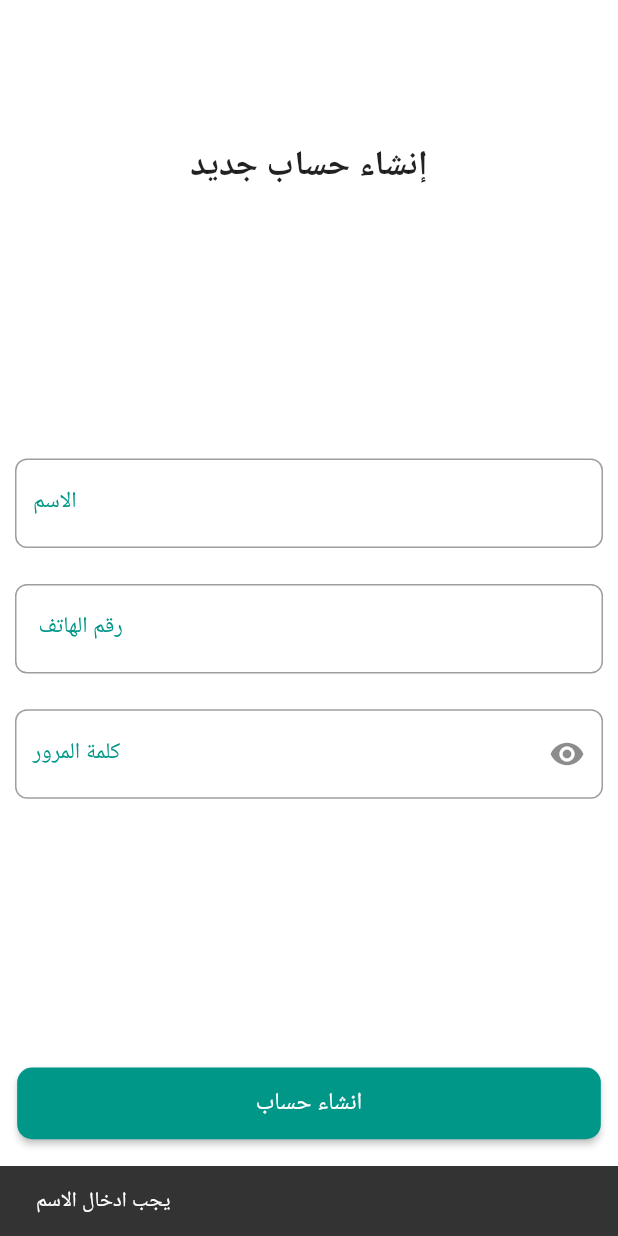
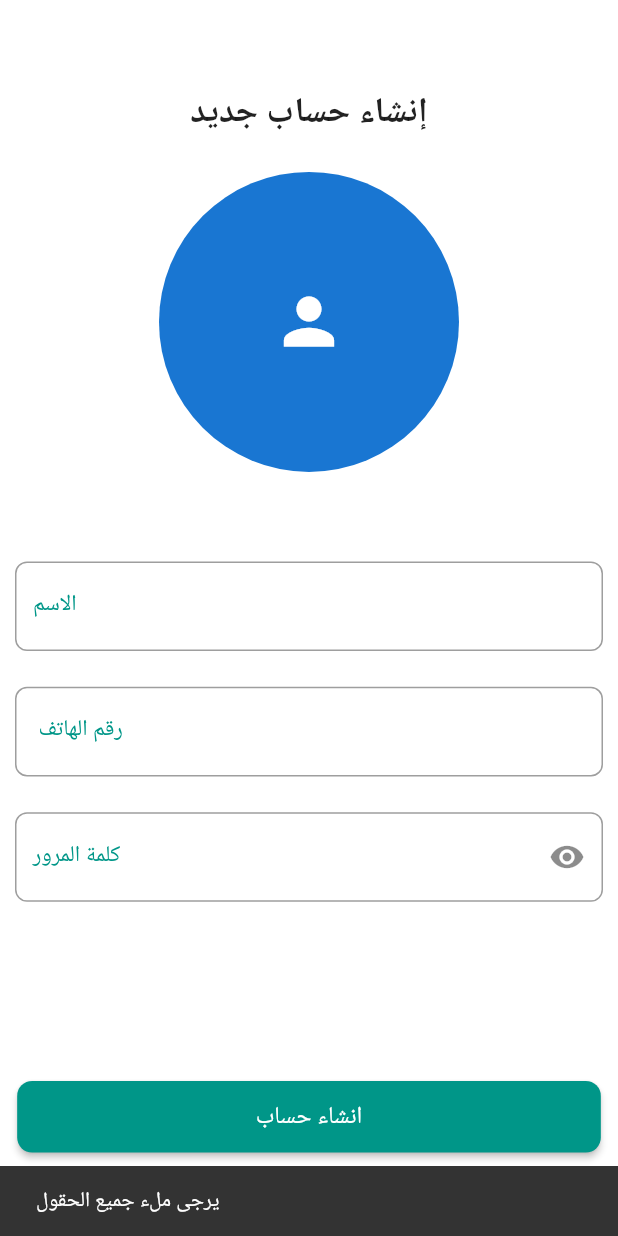
Before and after one commit to Osama-creator/sohba, a Flutter app: the screen it shows after launch, after a tap on "انشاء حساب", on a phone screen of 412 x 824 dp. Run offline on Flutter 3.47's test engine with Material 3 defaults, Android fonts, the phone set to English and light mode, and no system bars; our stand-ins replace cloud_firestore, firebase_auth, firebase_core, flutter_riverpod, flutter_screenutil, gap and 4 more; missing offline and left inert: cloudinary_public; accounts and stored records are empty; Roboto replaces fonts that are missing (Cairo).

Commit message:
uploading prfImage

```diff
--- a/lib/controller/auth_controller.dart
+++ b/lib/controller/auth_controller.dart
@@ -1,13 +1,13 @@
-// ignore_for_file: use_build_context_synchronously
-
-import 'dart:developer';
-
-import 'package:firebase_auth/firebase_auth.dart';
+import 'dart:io';
 import 'package:flutter/material.dart';
 import 'package:flutter_riverpod/flutter_riverpod.dart';
+import 'package:image_picker/image_picker.dart';
+import 'package:firebase_auth/firebase_auth.dart';
 import 'package:sohba/model/user_model.dart';
 import 'package:sohba/service/auth_service.dart';
 import 'package:sohba/view/screens/home/home.dart';
+import 'package:cloudinary_public/cloudinary_public.dart';
+import 'dart:developer';
 
 class SignUpController extends StateNotifier<bool> {
   final AuthServiceInterface authService;
@@ -16,17 +16,49 @@ class SignUpController extends StateNotifier<bool> {
   TextEditingController nameC = TextEditingController();
   TextEditingController phoneC = TextEditingController();
   TextEditingController passwordC = TextEditingController();
+  File? profileImage;
+
+  final ImagePicker _picker = ImagePicker();
+
+  Future<void> pickProfileImage() async {
+    final XFile? image = await _picker.pickImage(source: ImageSource.gallery);
+    if (image != null) {
+      profileImage = File(image.path);
+      state = state; // Trigger state update
+    }
+  }
+
+  Future<String?> uploadProfileImage(File image) async {
+    try {
+      final cloudinary = CloudinaryPublic('dbljrmkwy', 'eiv574ou', cache: false);
+      CloudinaryResponse response = await cloudinary.uploadFile(
+        CloudinaryFile.fromFile(image.path, resourceType: CloudinaryResourceType.Image),
+      );
+      return response.secureUrl;
+    } on CloudinaryException catch (e) {
+      log(e.message.toString());
+      log(e.request.toString());
+    }
+    return null;
+  }
 
   Future<void> signUp(BuildContext context) async {
     if (!_validateInputs(context)) return;
 
     try {
       state = true; // isLoading
+      String? prfImage;
+      if (profileImage != null) {
+        prfImage = await uploadProfileImage(profileImage!);
+      }
+
       UserModel user = UserModel(
         name: nameC.text.trim(),
         phone: phoneC.text.trim(),
         password: passwordC.text.trim(),
+        avatar: prfImage,
       );
+
       await authService.signUp(user);
       state = false;
       Navigator.of(context).pushReplacement(
@@ -45,32 +77,21 @@ class SignUpController extends StateNotifier<bool> {
   }
 
   bool _validateInputs(BuildContext context) {
-    if (nameC.text.trim().isEmpty) {
-      ScaffoldMessenger.of(context).showSnackBar(const SnackBar(content: Text('يجب ادخال الاسم')));
-      return false;
-    }
-    if (phoneC.text.trim().isEmpty) {
-      ScaffoldMessenger.of(context).showSnackBar(const SnackBar(content: Text('يجب ادخال رقم الهاتف')));
-      return false;
-    }
-    if (passwordC.text.trim().isEmpty || passwordC.text.trim().length < 6) {
-      ScaffoldMessenger.of(context)
-          .showSnackBar(const SnackBar(content: Text('يجب ادخال كلمه السر ويجب ان تكون اكثر من 6 حروف')));
+    if (nameC.text.trim().isEmpty || phoneC.text.trim().isEmpty || passwordC.text.trim().isEmpty) {
+      ScaffoldMessenger.of(context).showSnackBar(const SnackBar(content: Text('يرجى ملء جميع الحقول')));
       return false;
     }
     return true;
   }
 
   void _handleFirebaseAuthException(FirebaseAuthException e, BuildContext context) {
-    String message;
     if (e.code == 'weak-password') {
-      message = 'كلمه السر ضعيفه';
+      ScaffoldMessenger.of(context).showSnackBar(const SnackBar(content: Text('كلمه السر ضعيفه')));
     } else if (e.code == 'email-already-in-use') {
-      message = 'هذا الحساب موجود بالفعل';
+      ScaffoldMessenger.of(context).showSnackBar(const SnackBar(content: Text('هذا الحساب موجود بالفعل')));
     } else {
-      message = 'An error occurred: ${e.message}';
+      ScaffoldMessenger.of(context).showSnackBar(SnackBar(content: Text('حدث خطأ : ${e.message}')));
     }
-    ScaffoldMessenger.of(context).showSnackBar(SnackBar(content: Text(message)));
   }
 }
 
--- a/lib/view/screens/auth/sign_up_page.dart
+++ b/lib/view/screens/auth/sign_up_page.dart
@@ -13,20 +13,33 @@ class SignUpPage extends ConsumerWidget {
   Widget build(BuildContext context, WidgetRef ref) {
     final isLoading = ref.watch(signUpControllerProvider);
     final signUpController = ref.read(signUpControllerProvider.notifier);
+    final profileImage = signUpController.profileImage;
+
     return Scaffold(
       body: SingleChildScrollView(
         child: Column(
           children: [
-            Gap(80.h),
+            Gap(50.h),
             Center(
               child: Text(
                 'إنشاء حساب جديد',
                 style: Theme.of(context).textTheme.titleLarge,
               ),
             ),
-            Gap(150.h),
+            Gap(20.h),
             Column(
               children: [
+                InkWell(
+                  onTap: () async {
+                    await signUpController.pickProfileImage();
+                  },
+                  child: CircleAvatar(
+                    radius: 100,
+                    backgroundImage: profileImage != null ? FileImage(profileImage) : null,
+                    child: profileImage == null ? const Icon(Icons.person, size: 50) : null,
+                  ),
+                ),
+                Gap(50.h),
                 SizedBox(
                   height: 50.h,
                   child: MyTextField(
@@ -56,7 +69,7 @@ class SignUpPage extends ConsumerWidget {
                     obscureText: true,
                   ),
                 ),
-                Gap(150.h),
+                Gap(100.h),
                 Container(
                     padding: EdgeInsets.symmetric(horizontal: 10.w),
                     width: double.infinity,
--- a/pubspec.yaml
+++ b/pubspec.yaml
@@ -10,6 +10,7 @@ environment:
 
 dependencies:
   cloud_firestore: ^4.17.5
+  cloudinary_public: ^0.23.1
   cupertino_icons: ^1.0.6
   firebase_auth: ^4.20.0
   firebase_core: ^2.31.0
@@ -20,6 +21,7 @@ dependencies:
   gap: ^3.0.1
   get_it: ^7.7.0
   google_fonts: null
+  http: ^1.2.1
   image_picker: ^1.0.8
   laravel_exception: ^0.0.4
   local_auth: ^2.1.8
```
Also changed, not shown: pubspec.lock.
